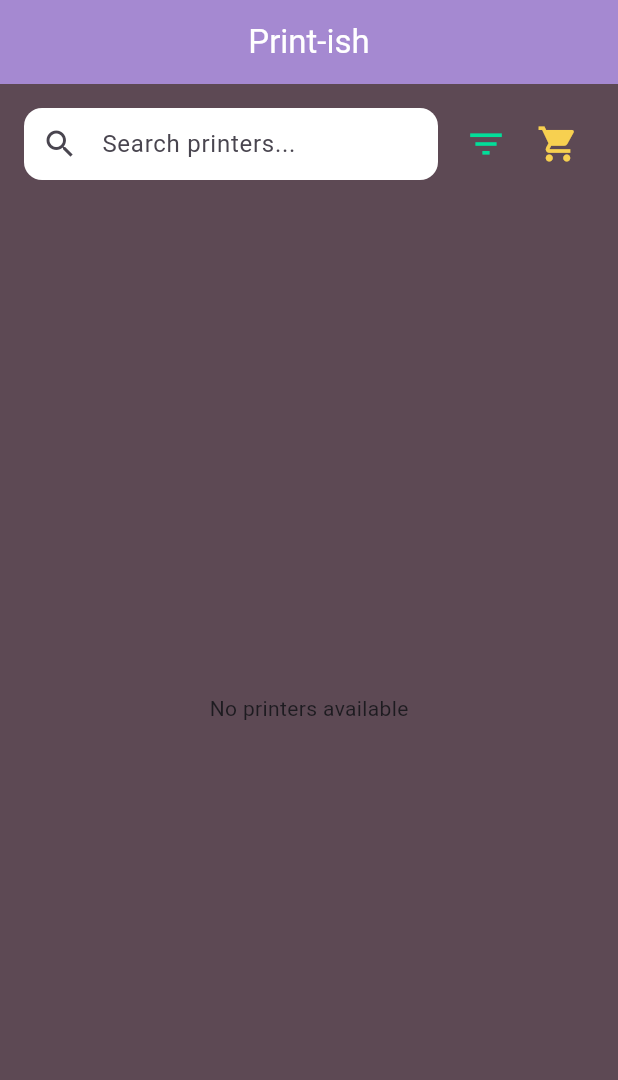
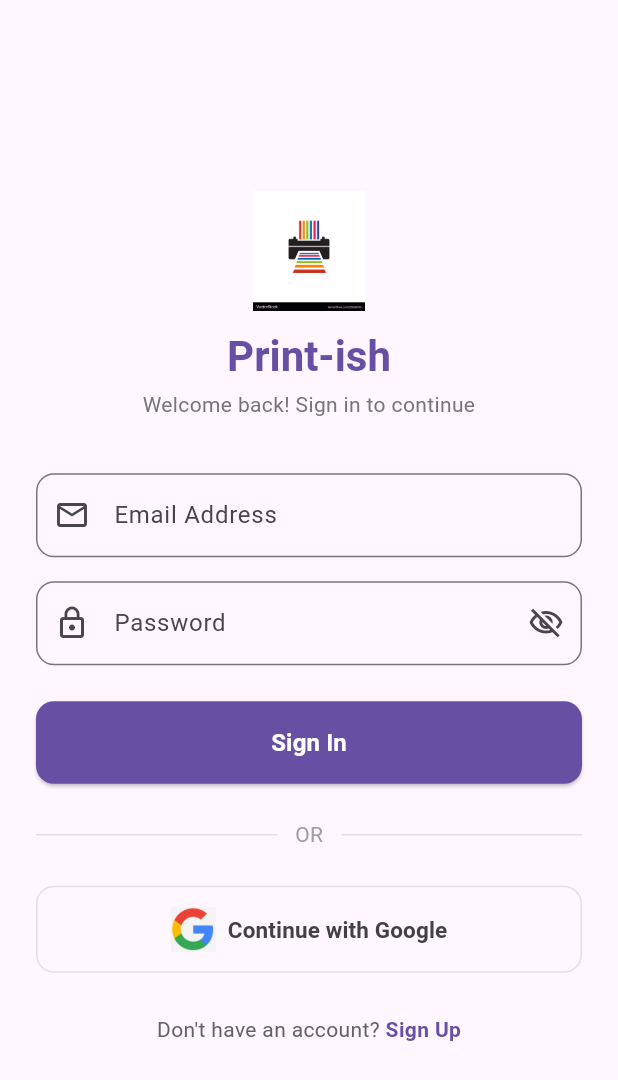
Before and after one commit to isaiahrivera1127-del/print-ish-app, a Flutter app: the screen it shows after launch, on a phone screen of 412 x 824 dp. Shown: the top 1080 px of the screen. Run offline on Flutter 3.47's test engine with Material 3 defaults, Android fonts, the phone set to English and light mode, and no system bars; our stand-ins replace google_sign_in, supabase_flutter; accounts and stored records are empty.

Commit message:
added login screen with google sign-in

```diff
--- a/lib/main.dart
+++ b/lib/main.dart
@@ -1,7 +1,7 @@
-
 import 'package:flutter/material.dart';
 import 'package:supabase_flutter/supabase_flutter.dart';
 import 'screens/dashboard.dart';
+import 'screens/login_page.dart';
 
 Future<void> main() async {
   WidgetsFlutterBinding.ensureInitialized();
@@ -21,8 +21,7 @@ class MyApp extends StatelessWidget {
   Widget build(BuildContext context) {
     return const MaterialApp(
       debugShowCheckedModeBanner: false,
-      home: Dashboard(),
+      home: LoginPage(),
     );
-
   }
 }
--- a/lib/models/admin.dart
+++ b/lib/models/admin.dart
@@ -4,7 +4,15 @@ class Admin extends Customer {
   Admin({
     required super.email,
     required super.password,
+    super.orders = const [],
   });
+
+  factory Admin.fromMap(Map<String, dynamic> map) {
+    return Admin(
+      email: map['email'] as String? ?? '',
+      password: map['password'] as String? ?? '',
+    );
+  }
 
   void deleteRegisteredUser(String customerName) {
     // TODO: implement deleteRegisteredUser
--- a/lib/models/customer.dart
+++ b/lib/models/customer.dart
@@ -1,13 +1,30 @@
+import 'order.dart';
 import 'printer.dart';
 
 class Customer {
   final String email;
   final String password;
+  final List<Order> orders;
 
   Customer({
     required this.email,
     required this.password,
+    this.orders = const [],
   });
+
+  factory Customer.fromMap(Map<String, dynamic> map) {
+    return Customer(
+      email: map['email'] as String? ?? '',
+      password: map['password'] as String? ?? '',
+    );
+  }
+
+  Map<String, dynamic> toMap() {
+    return {
+      'email': email,
+      'password': password,
+    };
+  }
 
   void checkoutPage() {
     // TODO: implement checkoutPage
--- /dev/null
+++ b/lib/screens/login_page.dart
@@ -0,0 +1,363 @@
+import 'package:flutter/foundation.dart' show kIsWeb;
+import 'package:flutter/material.dart';
+import 'package:google_sign_in/google_sign_in.dart';
+import 'package:supabase_flutter/supabase_flutter.dart';
+
+class LoginPage extends StatefulWidget {
+  const LoginPage({super.key});
+
+  @override
+  State<LoginPage> createState() => _LoginPageState();
+}
+
+class _LoginPageState extends State<LoginPage> {
+  final _formKey = GlobalKey<FormState>();
+  final TextEditingController _emailController = TextEditingController();
+  final TextEditingController _passwordController = TextEditingController();
+
+  bool _isLoading = false;
+  bool _obscurePassword = true;
+  bool _isSignUpMode = false;
+
+  @override
+  void dispose() {
+    _emailController.dispose();
+    _passwordController.dispose();
+    super.dispose();
+  }
+
+  // --- Email & Password Sign In / Sign Up ---
+  Future<void> _submitEmailAuth() async {
+    if (!_formKey.currentState!.validate()) return;
+
+    setState(() => _isLoading = true);
+
+    try {
+      final email = _emailController.text.trim();
+      final password = _passwordController.text.trim();
+
+      if (_isSignUpMode) {
+        // Sign Up
+        final response = await Supabase.instance.client.auth.signUp(
+          email: email,
+          password: password,
+        );
+
+        if (mounted) {
+          if (response.user != null) {
+            ScaffoldMessenger.of(context).showSnackBar(
+              const SnackBar(
+                content: Text('Account created! Please check your email or log in.'),
+              ),
+            );
+          }
+        }
+      } else {
+        // Sign In
+        await Supabase.instance.client.auth.signInWithPassword(
+          email: email,
+          password: password,
+        );
+
+        if (mounted) {
+          ScaffoldMessenger.of(context).showSnackBar(
+            const SnackBar(content: Text('Welcome back! Signed in successfully.')),
+          );
+        }
+      }
+    } on AuthException catch (e) {
+      if (mounted) {
+        ScaffoldMessenger.of(context).showSnackBar(
+          SnackBar(
+            content: Text(e.message),
+            backgroundColor: Colors.red.shade700,
+          ),
+        );
+      }
+    } catch (e) {
+      if (mounted) {
+        ScaffoldMessenger.of(context).showSnackBar(
+          SnackBar(
+            content: Text('An unexpected error occurred: $e'),
+            backgroundColor: Colors.red.shade700,
+          ),
+        );
+      }
+    } finally {
+      if (mounted) {
+        setState(() => _isLoading = false);
+      }
+    }
+  }
+
+  // --- Google Sign In ---
+  Future<void> _signInWithGoogle() async {
+    setState(() => _isLoading = true);
+
+    try {
+      if (kIsWeb) {
+        // On Web: Use Supabase OAuth redirect flow
+        await Supabase.instance.client.auth.signInWithOAuth(
+          OAuthProvider.google,
+        );
+      } else {
+        // On Mobile (Android / iOS): Use native GoogleSignIn prompt
+        const webClientId =
+            '818999666206-u1glik085prm7t2uq7en29airpt0kqo6.apps.googleusercontent.com';
+
+        await GoogleSignIn.instance.initialize(
+          serverClientId: webClientId,
+        );
+
+        final googleUser = await GoogleSignIn.instance.authenticate();
+
+        final idToken = googleUser.authentication.idToken;
+        if (idToken == null) {
+          throw 'No ID Token returned from Google.';
+        }
+
+        await Supabase.instance.client.auth.signInWithIdToken(
+          provider: OAuthProvider.google,
+          idToken: idToken,
+        );
+
+        if (mounted) {
+          ScaffoldMessenger.of(context).showSnackBar(
+            const SnackBar(content: Text('Signed in with Google successfully!')),
+          );
+        }
+      }
+    } catch (e) {
+      if (mounted) {
+        ScaffoldMessenger.of(context).showSnackBar(
+          SnackBar(
+            content: Text('Google Sign-In Error: $e'),
+            backgroundColor: Colors.red.shade700,
+          ),
+        );
+      }
+    } finally {
+      if (mounted) {
+        setState(() => _isLoading = false);
+      }
+    }
+  }
+
+  @override
+  Widget build(BuildContext context) {
+    final theme = Theme.of(context);
+
+    return Scaffold(
+      body: SafeArea(
+        child: Center(
+          child: SingleChildScrollView(
+            padding: const EdgeInsets.symmetric(horizontal: 24.0, vertical: 16.0),
+            child: Form(
+              key: _formKey,
+              child: Column(
+                mainAxisAlignment: MainAxisAlignment.center,
+                crossAxisAlignment: CrossAxisAlignment.stretch,
+                children: [
+                  // App Branding Header
+                  Image.asset(
+                    'lib/assets/images/printer-icon.png',
+                    height: 80,
+                    width: 80,
+                    colorBlendMode: BlendMode.multiply,
+                    errorBuilder: (context, error, stackTrace) => Icon(
+                      Icons.print_rounded,
+                      size: 80,
+                      color: theme.colorScheme.primary,
+                    ),
+                  ),
+                  const SizedBox(height: 12),
+                  Text(
+                    'Print-ish',
+                    textAlign: TextAlign.center,
+                    style: theme.textTheme.headlineMedium?.copyWith(
+                      fontWeight: FontWeight.bold,
+                      color: theme.colorScheme.primary,
+                    ),
+                  ),
+                  const SizedBox(height: 4),
+                  Text(
+                    _isSignUpMode
+                        ? 'Create an account to get started'
+                        : 'Welcome back! Sign in to continue',
+                    textAlign: TextAlign.center,
+                    style: theme.textTheme.bodyMedium?.copyWith(
+                      color: Colors.grey.shade600,
+                    ),
+                  ),
+                  const SizedBox(height: 36),
+
+                  // Email Input Field
+                  TextFormField(
+                    controller: _emailController,
+                    keyboardType: TextInputType.emailAddress,
+                    decoration: InputDecoration(
+                      labelText: 'Email Address',
+                      hintText: 'name@example.com',
+                      prefixIcon: const Icon(Icons.email_outlined),
+                      border: OutlineInputBorder(
+                        borderRadius: BorderRadius.circular(12),
+                      ),
+                    ),
+                    validator: (value) {
+                      if (value == null || value.trim().isEmpty) {
+                        return 'Please enter your email';
+                      }
+                      if (!RegExp(r'^[\w-\.]+@([\w-]+\.)+[\w-]{2,4}$')
+                          .hasMatch(value.trim())) {
+                        return 'Please enter a valid email address';
+                      }
+                      return null;
+                    },
+                  ),
+                  const SizedBox(height: 16),
+
+                  // Password Input Field
+                  TextFormField(
+                    controller: _passwordController,
+                    obscureText: _obscurePassword,
+                    decoration: InputDecoration(
+                      labelText: 'Password',
+                      prefixIcon: const Icon(Icons.lock_outline),
+                      suffixIcon: IconButton(
+                        icon: Icon(
+                          _obscurePassword
+                              ? Icons.visibility_off_outlined
+                              : Icons.visibility_outlined,
+                        ),
+                        onPressed: () {
+                          setState(() {
+                            _obscurePassword = !_obscurePassword;
+                          });
+                        },
+                      ),
+                      border: OutlineInputBorder(
+                        borderRadius: BorderRadius.circular(12),
+                      ),
+                    ),
+                    validator: (value) {
+                      if (value == null || value.trim().isEmpty) {
+                        return 'Please enter your password';
+                      }
+                      if (value.trim().length < 6) {
+                        return 'Password must be at least 6 characters long';
+                      }
+                      return null;
+                    },
+                  ),
+                  const SizedBox(height: 24),
+
+                  // Submit Button (Sign In / Sign Up)
+                  ElevatedButton(
+                    onPressed: _isLoading ? null : _submitEmailAuth,
+                    style: ElevatedButton.styleFrom(
+                      padding: const EdgeInsets.symmetric(vertical: 16),
+                      shape: RoundedRectangleBorder(
+                        borderRadius: BorderRadius.circular(12),
+                      ),
+                      backgroundColor: theme.colorScheme.primary,
+                      foregroundColor: Colors.white,
+                    ),
+                    child: _isLoading
+                        ? const SizedBox(
+                            height: 20,
+                            width: 20,
+                            child: CircularProgressIndicator(
+                              strokeWidth: 2,
+                              color: Colors.white,
+                            ),
+                          )
+                        : Text(
+                            _isSignUpMode ? 'Create Account' : 'Sign In',
+                            style: const TextStyle(
+                              fontSize: 16,
+                              fontWeight: FontWeight.bold,
+                            ),
+                          ),
+                  ),
+                  const SizedBox(height: 24),
+
+                  // "OR" Divider
+                  Row(
+                    children: [
+                      Expanded(child: Divider(color: Colors.grey.shade300)),
+                      Padding(
+                        padding: const EdgeInsets.symmetric(horizontal: 12),
+                        child: Text(
+                          'OR',
+                          style: TextStyle(color: Colors.grey.shade500),
+                        ),
+                      ),
+                      Expanded(child: Divider(color: Colors.grey.shade300)),
+                    ],
+                  ),
+                  const SizedBox(height: 24),
+
+                  // Google Sign-In Button
+                  OutlinedButton.icon(
+                    onPressed: _isLoading ? null : _signInWithGoogle,
+                    style: OutlinedButton.styleFrom(
+                      padding: const EdgeInsets.symmetric(vertical: 14),
+                      shape: RoundedRectangleBorder(
+                        borderRadius: BorderRadius.circular(12),
+                      ),
+                      side: BorderSide(color: Colors.grey.shade300),
+                    ),
+                    icon: Image.asset(
+                      'lib/assets/images/google_logo.png',
+                      height: 30,
+                      width: 30,
+                      colorBlendMode: BlendMode.multiply,
+                      errorBuilder: (context, error, stackTrace) =>
+                          const Icon(Icons.account_circle, size: 22),
+                    ),
+                    label: Text(
+                      'Continue with Google',
+                      style: TextStyle(
+                        fontSize: 15,
+                        fontWeight: FontWeight.w600,
+                        color: Colors.grey.shade800,
+                      ),
+                    ),
+                  ),
+                  const SizedBox(height: 28),
+
+                  // Toggle Sign In vs Sign Up Mode
+                  Row(
+                    mainAxisAlignment: MainAxisAlignment.center,
+                    children: [
+                      Text(
+                        _isSignUpMode
+                            ? 'Already have an account? '
+                            : "Don't have an account? ",
+                        style: TextStyle(color: Colors.grey.shade700),
+                      ),
+                      GestureDetector(
+                        onTap: () {
+                          setState(() {
+                            _isSignUpMode = !_isSignUpMode;
+                          });
+                        },
+                        child: Text(
+                          _isSignUpMode ? 'Sign In' : 'Sign Up',
+                          style: TextStyle(
+                            color: theme.colorScheme.primary,
+                            fontWeight: FontWeight.bold,
+                          ),
+                        ),
+                      ),
+                    ],
+                  ),
+                ],
+              ),
+            ),
+          ),
+        ),
+      ),
+    );
+  }
+}
--- a/pubspec.yaml
+++ b/pubspec.yaml
@@ -35,6 +35,7 @@ dependencies:
   # Use with the CupertinoIcons class for iOS style icons.
   cupertino_icons: ^1.0.8
   supabase_flutter: ^2.18.3
+  google_sign_in: ^7.2.0
 
 dev_dependencies:
   flutter_test:
@@ -57,6 +58,9 @@ flutter:
   # included with your application, so that you can use the icons in
   # the material Icons class.
   uses-material-design: true
+
+  assets:
+    - lib/assets/images/
 
   # To add assets to your application, add an assets section, like this:
   # assets:
```
Also changed, not shown: lib/models/order.dart (+37 -0 lines), lib/assets/images/google_logo.png (added), lib/assets/images/printer-icon.png (added), pubspec.lock, 4 other files.
